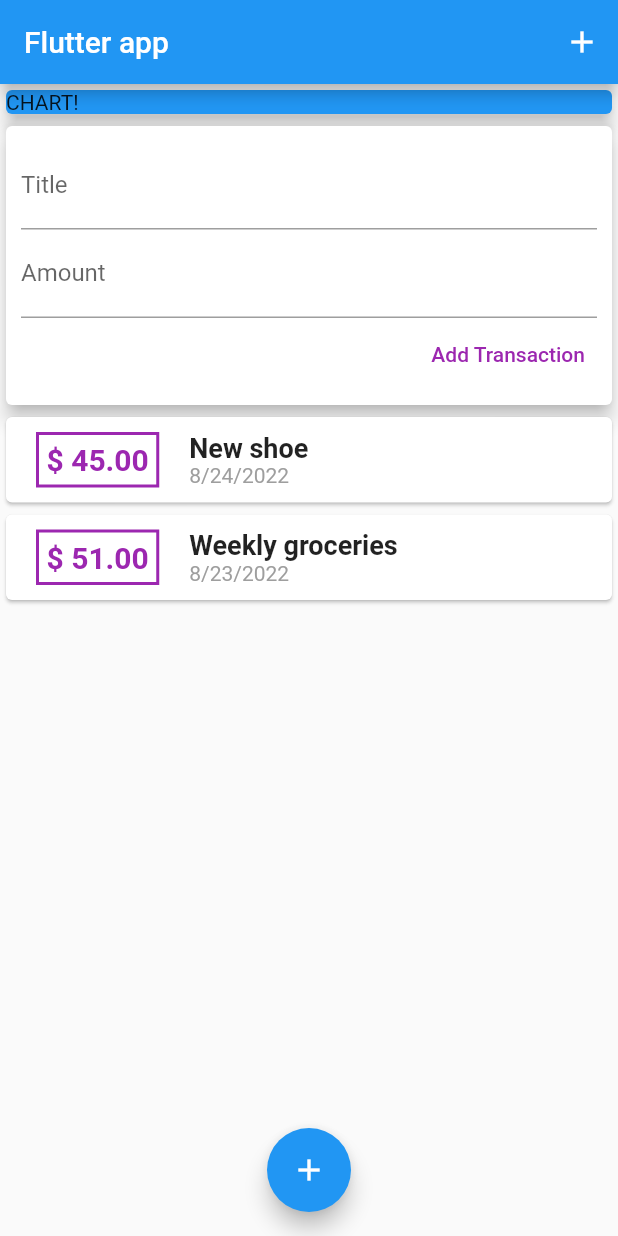
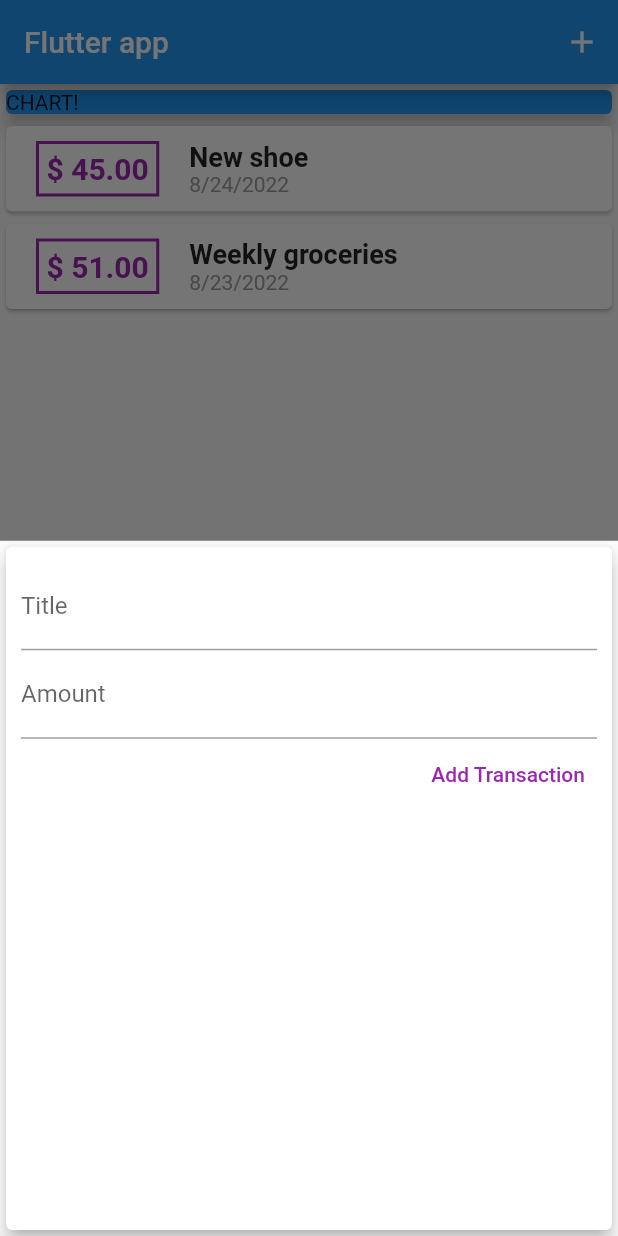
Before and after one commit to MohamedFaalil/flutter_personal_expense_tracker, a Flutter app: the screen it shows after launch, after a tap on the "add" icon, on a phone screen of 412 x 824 dp. Run offline on Flutter 3.47's test engine with Material 2 defaults, Android fonts, the phone set to English and light mode, and no system bars.

Commit message:
shifted new transaction form into ModalBottomSheet

```diff
--- a/lib/main.dart
+++ b/lib/main.dart
@@ -1,6 +1,7 @@
-import 'package:expense_tracker_app/widgets/transaction_form.dart';
 import 'package:flutter/material.dart';
-import './widgets/transaction.dart';
+import './models/transaction.dart';
+import './widgets/transaction_form.dart';
+import './widgets/transaction_list.dart';
 
 void main() {
   runApp(const MyApp());
@@ -21,8 +22,48 @@ class MyApp extends StatelessWidget {
   }
 }
 
-class MyHomePage extends StatelessWidget {
+class MyHomePage extends StatefulWidget {
   const MyHomePage({Key? key}) : super(key: key);
+
+  @override
+  State<MyHomePage> createState() => _MyHomePageState();
+}
+
+class _MyHomePageState extends State<MyHomePage> {
+  final List<Transaction> _userTransactions = [
+    Transaction(
+      id: 't1',
+      title: 'New shoe',
+      amount: 45.0,
+      date: DateTime.parse("2022-08-24"),
+    ),
+    Transaction(
+      id: 't2',
+      title: 'Weekly groceries',
+      amount: 51.0,
+      date: DateTime.parse("2022-08-23"),
+    ),
+  ];
+
+  void _updateTransactionList(String title, double amount) {
+    final newTransaction = Transaction(
+      id: DateTime.now().toString(),
+      title: title,
+      amount: amount,
+      date: DateTime.now(),
+    );
+    setState(() {
+      _userTransactions.add(newTransaction);
+    });
+  }
+
+  void _showNewTransactionFormModal(BuildContext ctx) {
+    showModalBottomSheet(
+        context: ctx,
+        builder: (_) {
+          return TransactionFormWidget(_updateTransactionList);
+        });
+  }
 
   @override
   Widget build(BuildContext context) {
@@ -31,7 +72,9 @@ class MyHomePage extends StatelessWidget {
         title: const Text('Flutter app'),
         actions: [
           IconButton(
-              onPressed: () {},
+              onPressed: () {
+                _showNewTransactionFormModal(context);
+              },
               icon: const Icon(
                 Icons.add,
               ))
@@ -52,13 +95,15 @@ class MyHomePage extends StatelessWidget {
                 child: Text("CHART!"),
               ),
             ),
-            const TransactionWidget(),
+            TransactionListWidget(_userTransactions),
           ],
         ),
       ),
       floatingActionButtonLocation: FloatingActionButtonLocation.centerFloat,
       floatingActionButton: FloatingActionButton(
-        onPressed: () {},
+        onPressed: () {
+          _showNewTransactionFormModal(context);
+        },
         child: const Icon(
           Icons.add,
         ),
--- a/lib/widgets/transaction.dart
+++ /dev/null
@@ -1,50 +0,0 @@
-import 'package:expense_tracker_app/widgets/transaction_list.dart';
-import 'package:flutter/material.dart';
-import './transaction_form.dart';
-import '../models/transaction.dart';
-
-class TransactionWidget extends StatefulWidget {
-  const TransactionWidget({Key? key}) : super(key: key);
-
-  @override
-  State<TransactionWidget> createState() => _TransactionWidgetState();
-}
-
-class _TransactionWidgetState extends State<TransactionWidget> {
-  final List<Transaction> _userTransactions = [
-    Transaction(
-      id: 't1',
-      title: 'New shoe',
-      amount: 45.0,
-      date: DateTime.parse("2022-08-24"),
-    ),
-    Transaction(
-      id: 't2',
-      title: 'Weekly groceries',
-      amount: 51.0,
-      date: DateTime.parse("2022-08-23"),
-    ),
-  ];
-
-  void _updateTransactionList(String title, double amount) {
-    final newTransaction = Transaction(
-      id: DateTime.now().toString(),
-      title: title,
-      amount: amount,
-      date: DateTime.now(),
-    );
-    setState(() {
-      _userTransactions.add(newTransaction);
-    });
-  }
-
-  @override
-  Widget build(BuildContext context) {
-    return Column(
-      children: [
-        TransactionFormWidget(_updateTransactionList),
-        TransactionListWidget(_userTransactions),
-      ],
-    );
-  }
-}
--- a/lib/widgets/transaction_form.dart
+++ b/lib/widgets/transaction_form.dart
@@ -1,11 +1,18 @@
 import 'package:flutter/material.dart';
 
-class TransactionFormWidget extends StatelessWidget {
+class TransactionFormWidget extends StatefulWidget {
+  final Function updateTransactionList;
+  const TransactionFormWidget(this.updateTransactionList, {Key? key})
+      : super(key: key);
+
+  @override
+  State<TransactionFormWidget> createState() => _TransactionFormWidgetState();
+}
+
+class _TransactionFormWidgetState extends State<TransactionFormWidget> {
   final titleController = TextEditingController();
+
   final amountController = TextEditingController();
-  final Function updateTransactionList;
-  TransactionFormWidget(this.updateTransactionList, {Key? key})
-      : super(key: key);
 
   void submitForm() {
     final enteredTitle = titleController.text;
@@ -14,7 +21,8 @@ class TransactionFormWidget extends StatelessWidget {
     final enteredAmount = double.parse(amountController.text);
     if (enteredAmount <= 0) return;
 
-    updateTransactionList(enteredTitle, enteredAmount);
+    widget.updateTransactionList(enteredTitle, enteredAmount);
+    Navigator.of(context).pop();
   }
 
   @override
@@ -35,10 +43,14 @@ class TransactionFormWidget extends StatelessWidget {
               controller: amountController,
               keyboardType:
                   const TextInputType.numberWithOptions(decimal: true),
-              onSubmitted: (_) => submitForm(),
+              onSubmitted: (_) {
+                submitForm();
+              },
             ),
             TextButton(
-              onPressed: () => submitForm(),
+              onPressed: () {
+                submitForm();
+              },
               child: const Text(
                 "Add Transaction",
                 style: TextStyle(
```
